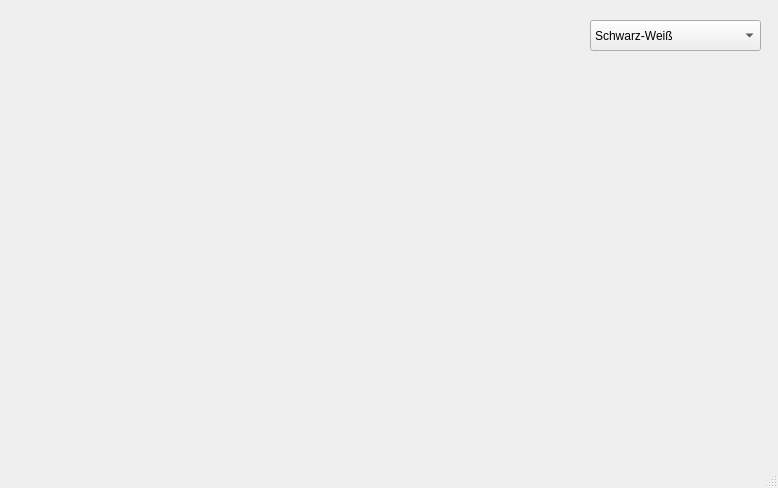
Qt form Rutenerkennung/mainwindow.ui (MarvinElz/Rutenerkennung) before a commit.
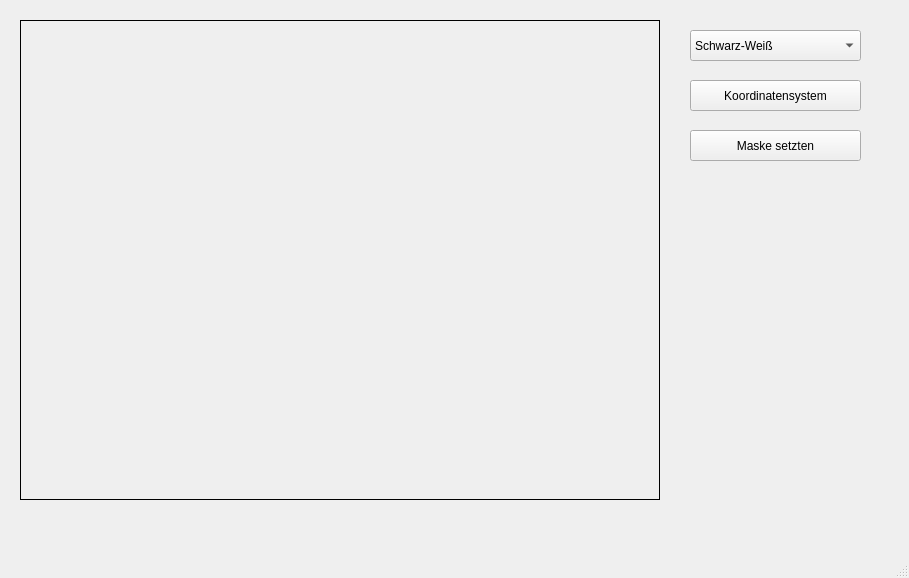
The same form after that commit.

The edit to the form file:
```diff
--- a/Rutenerkennung/mainwindow.ui
+++ b/Rutenerkennung/mainwindow.ui
@@ -6,8 +6,8 @@
    <rect>
     <x>0</x>
     <y>0</y>
-    <width>778</width>
-    <height>488</height>
+    <width>909</width>
+    <height>578</height>
    </rect>
   </property>
   <property name="windowTitle">
@@ -19,10 +19,16 @@
      <rect>
       <x>20</x>
       <y>20</y>
-      <width>551</width>
-      <height>421</height>
+      <width>640</width>
+      <height>480</height>
      </rect>
     </property>
+    <property name="frameShape">
+     <enum>QFrame::Box</enum>
+    </property>
+    <property name="midLineWidth">
+     <number>0</number>
+    </property>
     <property name="text">
      <string/>
     </property>
@@ -30,8 +36,8 @@
    <widget class="QComboBox" name="Bildauswahl">
     <property name="geometry">
      <rect>
-      <x>590</x>
-      <y>20</y>
+      <x>690</x>
+      <y>30</y>
       <width>171</width>
       <height>31</height>
      </rect>
@@ -61,6 +67,37 @@
       <string>Distance-Threshold</string>
      </property>
     </item>
+    <item>
+     <property name="text">
+      <string>Schwarz-Weiß mit Stecklingen</string>
+     </property>
+    </item>
+   </widget>
+   <widget class="QPushButton" name="Einmessen">
+    <property name="geometry">
+     <rect>
+      <x>690</x>
+      <y>80</y>
+      <width>171</width>
+      <height>31</height>
+     </rect>
+    </property>
+    <property name="text">
+     <string>Koordinatensystem</string>
+    </property>
+   </widget>
+   <widget class="QPushButton" name="Maske">
+    <property name="geometry">
+     <rect>
+      <x>690</x>
+      <y>130</y>
+      <width>171</width>
+      <height>31</height>
+     </rect>
+    </property>
+    <property name="text">
+     <string>Maske setzten</string>
+    </property>
    </widget>
   </widget>
   <widget class="QMenuBar" name="menubar">
```
Left out of the diff: 2 changed lines with no effect on the pictures.
